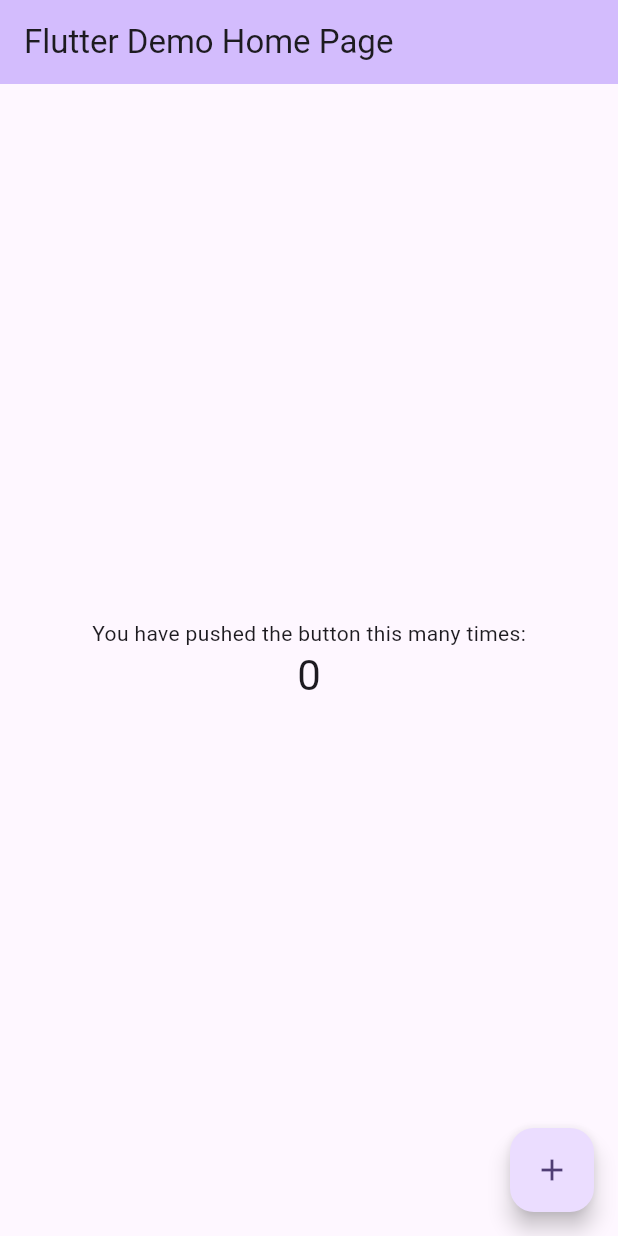
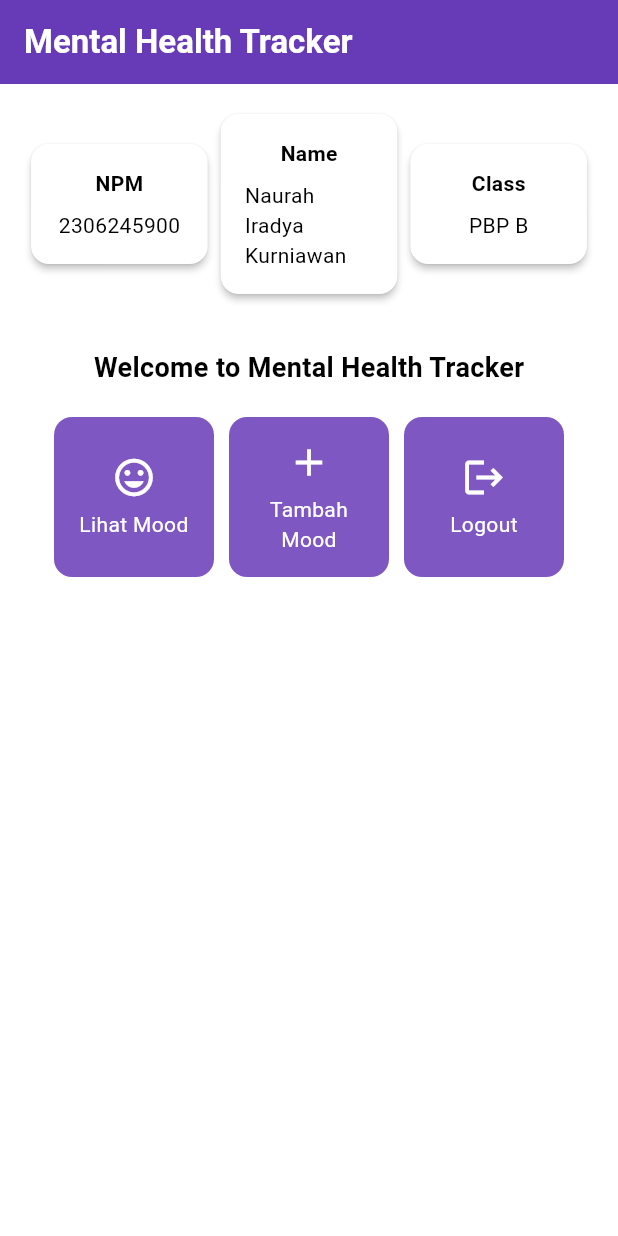
Before and after one commit to Naurah15/mental-health-tracker-mobile, a Flutter app: the screen it shows after launch, on a phone screen of 412 x 824 dp. Run offline on Flutter 3.47's test engine with Material 3 defaults, Android fonts, the phone set to English and light mode, and no system bars.

Commit message:
Tutorial 6

```diff
--- a/lib/main.dart
+++ b/lib/main.dart
@@ -1,4 +1,5 @@
 import 'package:flutter/material.dart';
+import 'package:mental_health_tracker/menu.dart';
 
 void main() {
   runApp(const MyApp());
@@ -28,98 +29,12 @@ class MyApp extends StatelessWidget {
         //
         // This works for code too, not just values: Most code changes can be
         // tested with just a hot reload.
-        colorScheme: ColorScheme.fromSeed(seedColor: Colors.deepPurple),
+        colorScheme: ColorScheme.fromSwatch(
+          primarySwatch: Colors.deepPurple,
+ ).copyWith(secondary: Colors.deepPurple[400]),
         useMaterial3: true,
       ),
-      home: const MyHomePage(title: 'Flutter Demo Home Page'),
+      home: MyHomePage(),
     );
   }
 }
-
-class MyHomePage extends StatefulWidget {
-  const MyHomePage({super.key, required this.title});
-
-  // This widget is the home page of your application. It is stateful, meaning
-  // that it has a State object (defined below) that contains fields that affect
-  // how it looks.
-
-  // This class is the configuration for the state. It holds the values (in this
-  // case the title) provided by the parent (in this case the App widget) and
-  // used by the build method of the State. Fields in a Widget subclass are
-  // always marked "final".
-
-  final String title;
-
-  @override
-  State<MyHomePage> createState() => _MyHomePageState();
-}
-
-class _MyHomePageState extends State<MyHomePage> {
-  int _counter = 0;
-
-  void _incrementCounter() {
-    setState(() {
-      // This call to setState tells the Flutter framework that something has
-      // changed in this State, which causes it to rerun the build method below
-      // so that the display can reflect the updated values. If we changed
-      // _counter without calling setState(), then the build method would not be
-      // called again, and so nothing would appear to happen.
-      _counter++;
-    });
-  }
-
-  @override
-  Widget build(BuildContext context) {
-    // This method is rerun every time setState is called, for instance as done
-    // by the _incrementCounter method above.
-    //
-    // The Flutter framework has been optimized to make rerunning build methods
-    // fast, so that you can just rebuild anything that needs updating rather
-    // than having to individually change instances of widgets.
-    return Scaffold(
-      appBar: AppBar(
-        // TRY THIS: Try changing the color here to a specific color (to
-        // Colors.amber, perhaps?) and trigger a hot reload to see the AppBar
-        // change color while the other colors stay the same.
-        backgroundColor: Theme.of(context).colorScheme.inversePrimary,
-        // Here we take the value from the MyHomePage object that was created by
-        // the App.build method, and use it to set our appbar title.
-        title: Text(widget.title),
-      ),
-      body: Center(
-        // Center is a layout widget. It takes a single child and positions it
-        // in the middle of the parent.
-        child: Column(
-          // Column is also a layout widget. It takes a list of children and
-          // arranges them vertically. By default, it sizes itself to fit its
-          // children horizontally, and tries to be as tall as its parent.
-          //
-          // Column has various properties to control how it sizes itself and
-          // how it positions its children. Here we use mainAxisAlignment to
-          // center the children vertically; the main axis here is the vertical
-          // axis because Columns are vertical (the cross axis would be
-          // horizontal).
-          //
-          // TRY THIS: Invoke "debug painting" (choose the "Toggle Debug Paint"
-          // action in the IDE, or press "p" in the console), to see the
-          // wireframe for each widget.
-          mainAxisAlignment: MainAxisAlignment.center,
-          children: <Widget>[
-            const Text(
-              'You have pushed the button this many times:',
-            ),
-            Text(
-              '$_counter',
-              style: Theme.of(context).textTheme.headlineMedium,
-            ),
-          ],
-        ),
-      ),
-      floatingActionButton: FloatingActionButton(
-        onPressed: _incrementCounter,
-        tooltip: 'Increment',
-        child: const Icon(Icons.add),
-      ), // This trailing comma makes auto-formatting nicer for build methods.
-    );
-  }
-}
--- /dev/null
+++ b/lib/menu.dart
@@ -0,0 +1,190 @@
+import 'package:flutter/material.dart';
+
+
+class MyHomePage extends StatelessWidget {
+  MyHomePage({super.key});
+
+  @override
+  Widget build(BuildContext context) {
+    // Scaffold menyediakan struktur dasar halaman dengan AppBar dan body.
+    return Scaffold(
+      // AppBar adalah bagian atas halaman yang menampilkan judul.
+      appBar: AppBar(
+        // Judul aplikasi "Mental Health Tracker" dengan teks putih dan tebal.
+        title: const Text(
+          'Mental Health Tracker',
+          style: TextStyle(
+            color: Colors.white,
+            fontWeight: FontWeight.bold,
+          ),
+        ),
+        // Warna latar belakang AppBar diambil dari skema warna tema aplikasi.
+        backgroundColor: Theme.of(context).colorScheme.primary,
+      ),
+      // Body halaman dengan padding di sekelilingnya.
+      body: Padding(
+        padding: const EdgeInsets.all(16.0),
+        // Menyusun widget secara vertikal dalam sebuah kolom.
+        child: Column(
+          crossAxisAlignment: CrossAxisAlignment.center,
+          children: [
+            // Row untuk menampilkan 3 InfoCard secara horizontal.
+            Row(
+              mainAxisAlignment: MainAxisAlignment.spaceEvenly,
+              children: [
+                InfoCard(title: 'NPM', content: npm),
+                InfoCard(title: 'Name', content: name),
+                InfoCard(title: 'Class', content: className),
+              ],
+            ),
+
+            // Memberikan jarak vertikal 16 unit.
+            const SizedBox(height: 16.0),
+
+            // Menempatkan widget berikutnya di tengah halaman.
+            Center(
+              child: Column(
+                // Menyusun teks dan grid item secara vertikal.
+
+                children: [
+                  // Menampilkan teks sambutan dengan gaya tebal dan ukuran 18.
+                  const Padding(
+                    padding: EdgeInsets.only(top: 16.0),
+                    child: Text(
+                      'Welcome to Mental Health Tracker',
+                      style: TextStyle(
+                        fontWeight: FontWeight.bold,
+                        fontSize: 18.0,
+                      ),
+                    ),
+                  ),
+
+                  // Grid untuk menampilkan ItemCard dalam bentuk grid 3 kolom.
+                  GridView.count(
+                    primary: true,
+                    padding: const EdgeInsets.all(20),
+                    crossAxisSpacing: 10,
+                    mainAxisSpacing: 10,
+                    crossAxisCount: 3,
+                    // Agar grid menyesuaikan tinggi kontennya.
+                    shrinkWrap: true,
+
+                    // Menampilkan ItemCard untuk setiap item dalam list items.
+                    children: items.map((ItemHomepage item) {
+                      return ItemCard(item);
+                    }).toList(),
+                  ),
+                ],
+              ),
+            ),
+          ],
+        ),
+      ),
+    );
+  }
+}
+
+  final String npm = '2306245900'; // NPM
+  final String name = 'Naurah Iradya Kurniawan'; // Nama
+  final String className = 'PBP B'; // Kelas
+
+  final List<ItemHomepage> items = [
+    ItemHomepage("Lihat Mood", Icons.mood),
+    ItemHomepage("Tambah Mood", Icons.add),
+    ItemHomepage("Logout", Icons.logout),
+  ];
+
+
+class InfoCard extends StatelessWidget {
+  // Kartu informasi yang menampilkan title dan content.
+
+  final String title;  // Judul kartu.
+  final String content;  // Isi kartu.
+
+  const InfoCard({super.key, required this.title, required this.content});
+
+  @override
+  Widget build(BuildContext context) {
+    return Card(
+      // Membuat kotak kartu dengan bayangan dibawahnya.
+      elevation: 2.0,
+      child: Container(
+        // Mengatur ukuran dan jarak di dalam kartu.
+        width: MediaQuery.of(context).size.width / 3.5, // menyesuaikan dengan lebar device yang digunakan.
+        padding: const EdgeInsets.all(16.0),
+        // Menyusun title dan content secara vertikal.
+        child: Column(
+          children: [
+            Text(
+              title,
+              style: const TextStyle(fontWeight: FontWeight.bold),
+            ),
+            const SizedBox(height: 8.0),
+            Text(content),
+          ],
+        ),
+      ),
+    );
+  }
+}
+
+class ItemHomepage {
+    final String name;
+    final IconData icon;
+
+    ItemHomepage(this.name, this.icon);
+}
+
+
+class ItemCard extends StatelessWidget {
+  // Menampilkan kartu dengan ikon dan nama.
+
+  final ItemHomepage item;
+
+  const ItemCard(this.item, {super.key});
+
+  @override
+  Widget build(BuildContext context) {
+    return Material(
+      // Menentukan warna latar belakang dari tema aplikasi.
+      color: Theme.of(context).colorScheme.secondary,
+      // Membuat sudut kartu melengkung.
+      borderRadius: BorderRadius.circular(12),
+
+      child: InkWell(
+        // Aksi ketika kartu ditekan.
+        onTap: () {
+          // Menampilkan pesan SnackBar saat kartu ditekan.
+          ScaffoldMessenger.of(context)
+            ..hideCurrentSnackBar()
+            ..showSnackBar(
+              SnackBar(content: Text("Kamu telah menekan tombol ${item.name}!"))
+            );
+        },
+        // Container untuk menyimpan Icon dan Text
+        child: Container(
+          padding: const EdgeInsets.all(8),
+          child: Center(
+            child: Column(
+              // Menyusun ikon dan teks di tengah kartu.
+              mainAxisAlignment: MainAxisAlignment.center,
+              children: [
+                Icon(
+                  item.icon,
+                  color: Colors.white,
+                  size: 30.0,
+                ),
+                const Padding(padding: EdgeInsets.all(3)),
+                Text(
+                  item.name,
+                  textAlign: TextAlign.center,
+                  style: const TextStyle(color: Colors.white),
+                ),
+              ],
+            ),
+          ),
+        ),
+      ),
+    );
+  }
+}
```
